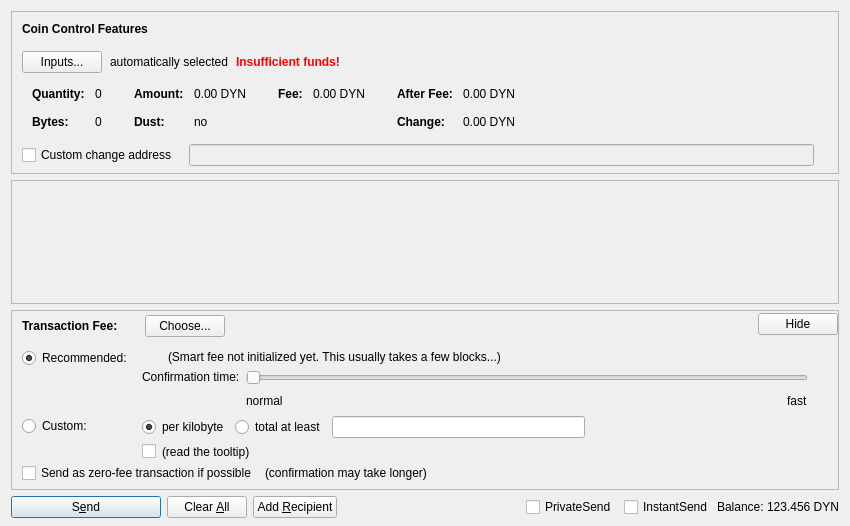
Qt form src/qt/forms/sendcoinsdialog.ui (duality-solutions/Dynamic) before a commit.
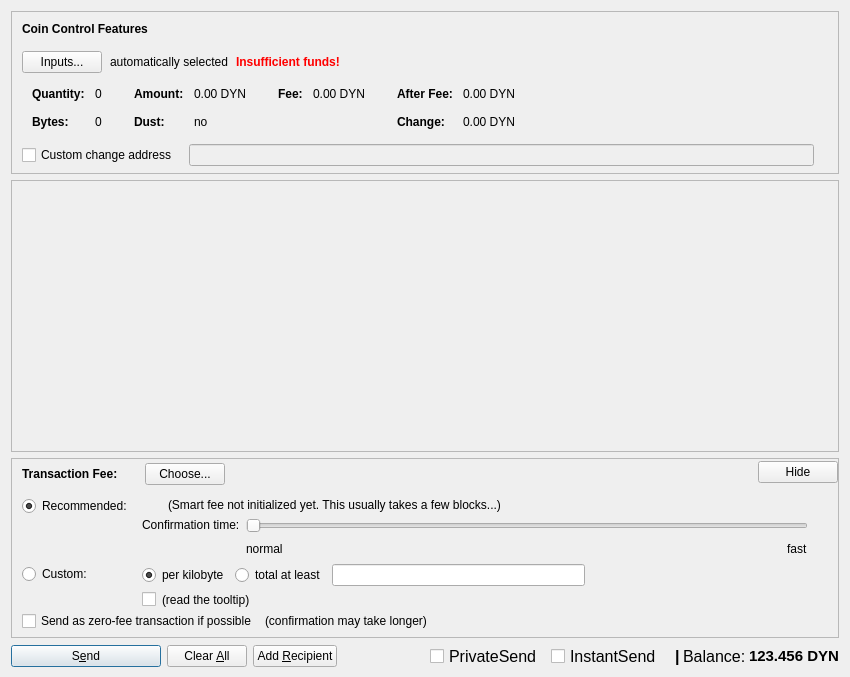
The same form after that commit. Custom widgets are drawn as their Qt base class.

Commit message: Fix PS/IS/Balance display in SendCoinsDialog

The edit to the form file:
```diff
--- a/src/qt/forms/sendcoinsdialog.ui
+++ b/src/qt/forms/sendcoinsdialog.ui
@@ -7,7 +7,7 @@
     <x>0</x>
     <y>0</y>
     <width>850</width>
-    <height>526</height>
+    <height>677</height>
    </rect>
   </property>
   <property name="windowTitle">
@@ -587,8 +587,8 @@
        <rect>
         <x>0</x>
         <y>0</y>
-        <width>830</width>
-        <height>69</height>
+        <width>824</width>
+        <height>132</height>
        </rect>
       </property>
       <layout class="QVBoxLayout" name="verticalLayout_2" stretch="0,1">
@@ -1294,14 +1294,42 @@
            <height>0</height>
           </size>
          </property>
+         <property name="font">
+          <font>
+           <pointsize>12</pointsize>
+           <weight>50</weight>
+           <bold>false</bold>
+           <stylestrategy>PreferAntialias</stylestrategy>
+           <kerning>true</kerning>
+          </font>
+         </property>
          <property name="text">
           <string>PrivateSend</string>
          </property>
+         <property name="iconSize">
+          <size>
+           <width>16</width>
+           <height>16</height>
+          </size>
+         </property>
          <property name="checked">
           <bool>false</bool>
          </property>
         </widget>
        </item>
+       <item>
+        <spacer name="horizontalSpacer_7">
+         <property name="orientation">
+          <enum>Qt::Horizontal</enum>
+         </property>
+         <property name="sizeHint" stdset="0">
+          <size>
+           <width>5</width>
+           <height>20</height>
+          </size>
+         </property>
+        </spacer>
+       </item>
        <item>
         <widget class="QCheckBox" name="checkUseInstantSend">
          <property name="enabled">
@@ -1313,13 +1341,50 @@
            <height>0</height>
           </size>
          </property>
+         <property name="font">
+          <font>
+           <pointsize>12</pointsize>
+          </font>
+         </property>
          <property name="text">
           <string>InstantSend</string>
          </property>
         </widget>
        </item>
+       <item>
+        <spacer name="horizontalSpacer_8">
+         <property name="orientation">
+          <enum>Qt::Horizontal</enum>
+         </property>
+         <property name="sizeHint" stdset="0">
+          <size>
+           <width>10</width>
+           <height>20</height>
+          </size>
+         </property>
+        </spacer>
+       </item>
+       <item>
+        <widget class="QLabel" name="label_2">
+         <property name="font">
+          <font>
+           <pointsize>12</pointsize>
+           <weight>75</weight>
+           <bold>true</bold>
+          </font>
+         </property>
+         <property name="text">
+          <string>|</string>
+         </property>
+        </widget>
+       </item>
        <item>
         <widget class="QLabel" name="label">
+         <property name="font">
+          <font>
+           <pointsize>12</pointsize>
+          </font>
+         </property>
          <property name="text">
           <string>Balance:</string>
          </property>
@@ -1333,6 +1398,13 @@
            <verstretch>0</verstretch>
           </sizepolicy>
          </property>
+         <property name="font">
+          <font>
+           <pointsize>11</pointsize>
+           <weight>75</weight>
+           <bold>true</bold>
+          </font>
+         </property>
          <property name="cursor">
           <cursorShape>IBeamCursor</cursorShape>
          </property>
```
Left out of the diff: 2 changed lines with no effect on the pictures.
